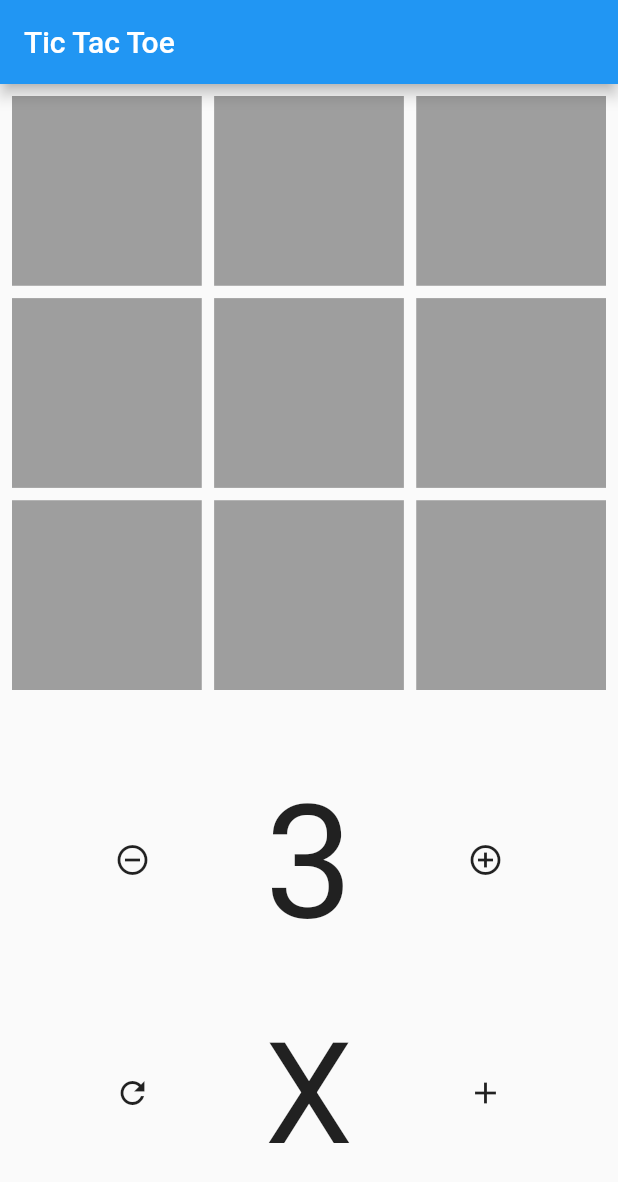
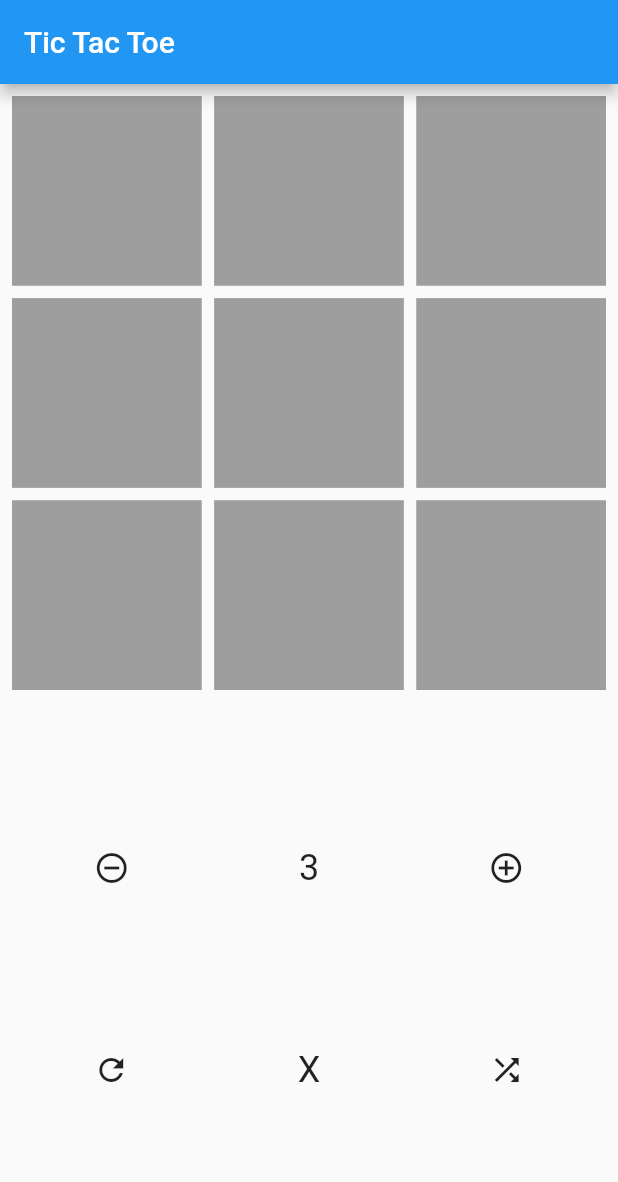
Before and after one commit to Maksim-Nikolaev/tic_tac_toe, a Flutter app: the screen it shows after launch, on a phone screen of 412 x 824 dp. Shown: the top 1182 px of the screen. Run offline on Flutter 3.47's test engine with Material 2 defaults, Android fonts, the phone set to English and light mode, and no system bars.

Commit message:
added support for bigger screens

```diff
--- a/lib/src/screens/game_screen.dart
+++ b/lib/src/screens/game_screen.dart
@@ -12,6 +12,14 @@ class _GameScreenState extends State<GameScreen> {
   Board board = Board.empty();
   int cells = 3;
 
+  void placeRandom() {
+    if (!board.isSolved) {
+      setState(() {
+        board.placeAtRandomPosition();
+      });
+    }
+  }
+
   void placeSymbol(int index) {
     if (!board.isSolved)
       setState(() {
@@ -25,7 +33,17 @@ class _GameScreenState extends State<GameScreen> {
 
   @override
   Widget build(BuildContext context) {
-    final double widthBlock = MediaQuery.of(context).size.width * 0.01;
+    final Size deviceSize = MediaQuery.of(context).size;
+    final double deviceWidth = deviceSize.width;
+    final double deviceHeight = deviceSize.height;
+    final double shortestSide = deviceSize.shortestSide;
+    final double longestSide = deviceSize.longestSide;
+
+    final double widthBlock = deviceWidth * 0.01;
+    final double heightBlock = deviceHeight * 0.01;
+    final double shortestBlock = shortestSide * 0.01;
+    final double longestBlock = longestSide * 0.01;
+
     final MapEntry<Symbol, List<int>> winner = board.checkWinner();
 
     return Scaffold(
@@ -33,14 +51,22 @@ class _GameScreenState extends State<GameScreen> {
         title: const Text('Tic Tac Toe'),
         brightness: Brightness.light,
       ),
-      body: SizedBox.expand(
-        child: Column(
-          mainAxisSize: MainAxisSize.max,
+      body: Column(
+        mainAxisSize: MainAxisSize.min,
         mainAxisAlignment: MainAxisAlignment.center,
         crossAxisAlignment: CrossAxisAlignment.center,
         children: [
-            Expanded(
-              flex: 10,
+          Container(
+            width: longestSide > 1400
+                ? shortestBlock * 66
+                : longestSide > 1000
+                    ? shortestBlock * 75
+                    : shortestSide,
+            height: longestSide > 1400
+                ? shortestBlock * 66
+                : longestSide > 1000
+                    ? shortestBlock * 75
+                    : shortestSide,
             child: GridView.builder(
               padding: EdgeInsets.all(8),
               physics: NeverScrollableScrollPhysics(),
@@ -89,9 +115,7 @@ class _GameScreenState extends State<GameScreen> {
             mainAxisSize: MainAxisSize.max,
             crossAxisAlignment: CrossAxisAlignment.center,
             children: [
-                Expanded(
-                  flex: 3,
-                  child: IconButton(
+              IconButton(
                 onPressed: () {
                   if (cells > 2)
                     setState(() {
@@ -101,11 +125,11 @@ class _GameScreenState extends State<GameScreen> {
                 },
                 icon: const Icon(Icons.remove_circle_outline),
               ),
+              Text(
+                "$cells",
+                style: TextStyle(fontSize: 24),
               ),
-                Expanded(child: FittedBox(child: Text("$cells"))),
-                Expanded(
-                  flex: 3,
-                  child: IconButton(
+              IconButton(
                 onPressed: () {
                   if (cells < 50)
                     setState(() {
@@ -115,7 +139,6 @@ class _GameScreenState extends State<GameScreen> {
                 },
                 icon: const Icon(Icons.add_circle_outline),
               ),
-                ),
             ],
           ),
           Spacer(),
@@ -124,9 +147,7 @@ class _GameScreenState extends State<GameScreen> {
             mainAxisSize: MainAxisSize.max,
             crossAxisAlignment: CrossAxisAlignment.center,
             children: [
-                Expanded(
-                  flex: 3,
-                  child: IconButton(
+              IconButton(
                 onPressed: () {
                   setState(() {
                     board = Board.empty(cells);
@@ -134,31 +155,19 @@ class _GameScreenState extends State<GameScreen> {
                 },
                 icon: const Icon(Icons.refresh),
               ),
+              Text(
+                "${symbolToString(board.getCurrentSymbol)}",
+                style: TextStyle(fontSize: 24),
               ),
-                Expanded(
-                  child: FittedBox(
-                    child: Text(
-                      "${symbolToString(board.getCurrentSymbol)}",
-                    ),
-                  ),
-                ),
-                Expanded(
-                  flex: 3,
-                  child: IconButton(
-                    onPressed: () {
-                      setState(() {
-                        board.placeAtRandomPosition();
-                      });
-                    },
-                    icon: const Icon(Icons.add),
-                  ),
+              IconButton(
+                onPressed: placeRandom,
+                icon: const Icon(Icons.shuffle),
               ),
             ],
           ),
           Spacer(),
         ],
       ),
-      ),
     );
   }
 }
--- a/pubspec.yaml
+++ b/pubspec.yaml
@@ -12,8 +12,6 @@ dependencies:
   flutter:
     sdk: flutter
 
-  cupertino_icons: ^1.0.2
-
 dev_dependencies:
   flutter_test:
     sdk: flutter
```
Also changed, not shown: pubspec.lock, 1 other file. Lines whose indentation alone changed are shown as unchanged.
